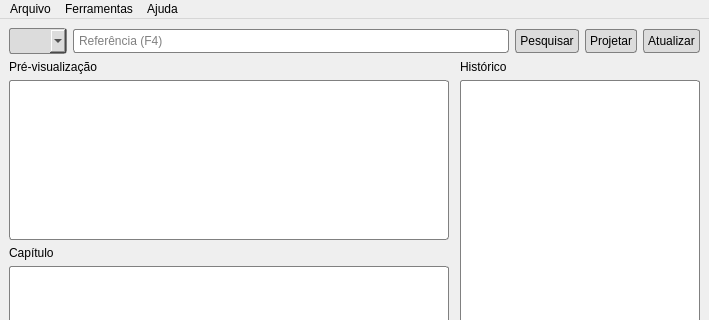
Old version of the form src/ui/main/window.ui in the repository luanws/bible-projector; both pictures show x 0 to 709 and y 0 to 320 of the 709 by 578 pixel window.
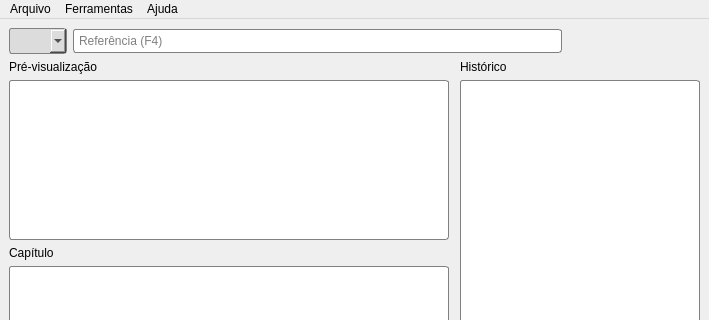
New version of the form.

Commit message: feat(main): ícones

```diff
--- a/src/ui/main/window.ui
+++ b/src/ui/main/window.ui
@@ -13,9 +13,24 @@
   <property name="windowTitle">
    <string>Projetor bíblico</string>
   </property>
+  <property name="styleSheet">
+   <string notr="true">QPushButton {
+	padding: 4px;
+	background-color: transparent;
+	border-radius: 8px;
+}
+
+QPushButton:hover {
+	background-color: #ccc;
+	color: white;
+}
+</string>
+  </property>
   <widget class="QWidget" name="centralwidget">
    <layout class="QVBoxLayout" name="verticalLayout">
     <item>
+     <layout class="QVBoxLayout" name="header_container">
+      <item>
      <layout class="QHBoxLayout" name="horizontalLayout_3">
       <item>
        <widget class="QComboBox" name="versions_combo_box">
@@ -56,24 +71,8 @@
         <property name="cursor">
          <cursorShape>PointingHandCursor</cursorShape>
         </property>
-        <property name="styleSheet">
-         <string notr="true">* {
-	border-style: solid;
-	border-color: gray;
-	border-width: 1px;
-	border-radius: 3px;
-	padding: 4px;
-	background-color: rgb(220, 220, 220);
-	color: black;
-}
-
-*:hover {
-	background-color: gray;
-	color: white;
-}</string>
-        </property>
         <property name="text">
-         <string>Pesquisar</string>
+           <string/>
         </property>
        </widget>
       </item>
@@ -82,24 +81,8 @@
         <property name="cursor">
          <cursorShape>PointingHandCursor</cursorShape>
         </property>
-        <property name="styleSheet">
-         <string notr="true">* {
-	border-style: solid;
-	border-color: gray;
-	border-width: 1px;
-	border-radius: 3px;
-	padding: 4px;
-	background-color: rgb(220, 220, 220);
-	color: black;
-}
-
-*:hover {
-	background-color: gray;
-	color: white;
-}</string>
-        </property>
         <property name="text">
-         <string>Projetar</string>
+           <string/>
         </property>
        </widget>
       </item>
@@ -108,26 +91,12 @@
         <property name="cursor">
          <cursorShape>PointingHandCursor</cursorShape>
         </property>
-        <property name="styleSheet">
-         <string notr="true">* {
-	border-style: solid;
-	border-color: gray;
-	border-width: 1px;
-	border-radius: 3px;
-	padding: 4px;
-	background-color: rgb(220, 220, 220);
-	color: black;
-}
-
-*:hover {
-	background-color: gray;
-	color: white;
-}</string>
-        </property>
         <property name="text">
-         <string>Atualizar</string>
-        </property>
-       </widget>
+           <string/>
+          </property>
+         </widget>
+        </item>
+       </layout>
       </item>
      </layout>
     </item>
```
Lines whose indentation alone changed are shown as unchanged. The commit also changes 2 other files.
